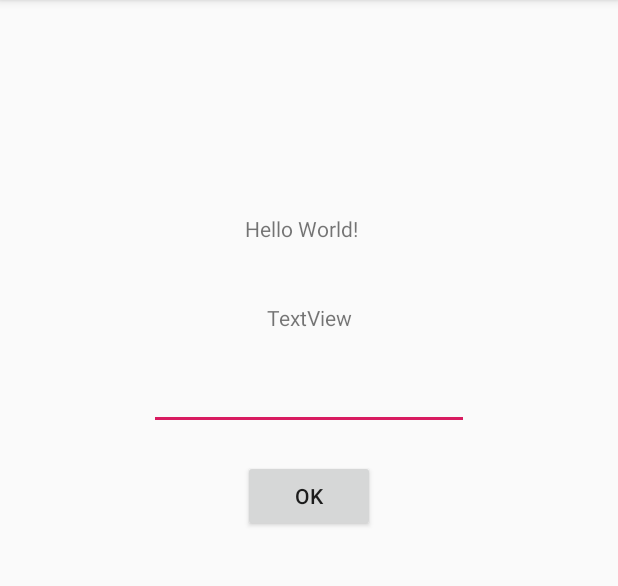
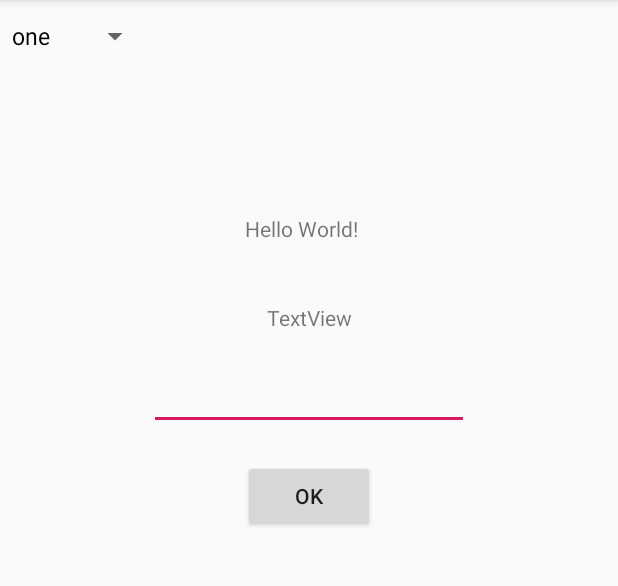
Before and after one commit to doraemon9001/AndroidPractice, an Android app: the screen it shows after launch (MainActivity), on a phone screen of 412 x 824 dp, the part 84-670 px from its top. Run offline under Robolectric (Android 15) with nearby library versions, the phone set to English and light mode, and no system bars.

Commit message:
1. spinner 使用方式(搭配ArrayAdapter)

```diff
--- a/app/src/main/java/com/lance/guess/MainActivity.kt
+++ b/app/src/main/java/com/lance/guess/MainActivity.kt
@@ -3,6 +3,9 @@ package com.lance.guess
 import android.app.Activity
 import android.content.Intent
 import android.os.Bundle
+import android.view.View
+import android.widget.AdapterView
+import android.widget.ArrayAdapter
 import android.widget.Toast
 import androidx.appcompat.app.AlertDialog
 import androidx.appcompat.app.AppCompatActivity
@@ -30,6 +33,24 @@ class MainActivity : AppCompatActivity() {
 
             replay(inputNumber)
         }
+
+        spinner.adapter = ArrayAdapter<String>(
+            this,
+            android.R.layout.simple_spinner_dropdown_item,
+            arrayOf("one", "two", "three")
+        )
+
+        spinner.onItemSelectedListener = object : AdapterView.OnItemSelectedListener {
+            override fun onNothingSelected(parent: AdapterView<*>?) {
+                TODO("not implemented") //To change body of created functions use File | Settings | File Templates.
+            }
+
+
+            override fun onItemSelected(parent: AdapterView<*>?, view: View?, position: Int, id: Long) {
+                Toast.makeText(this@MainActivity, arrayOf("one", "two", "three")[position], Toast.LENGTH_SHORT)
+                    .show()
+            }
+        }
     }
 
     private fun replay(inputNumber: String) {
@@ -48,7 +69,7 @@ class MainActivity : AppCompatActivity() {
     }
 
     override fun onActivityResult(requestCode: Int, resultCode: Int, data: Intent?) {
-        if(requestCode == REQUEST_RESULT && resultCode == Activity.RESULT_OK) {
+        if (requestCode == REQUEST_RESULT && resultCode == Activity.RESULT_OK) {
             replay("${data?.getStringExtra("RESULT_TEXT")}")
         }
     }
--- a/app/src/main/res/layout/activity_main.xml
+++ b/app/src/main/res/layout/activity_main.xml
@@ -41,5 +41,9 @@
             app:layout_constraintStart_toStartOf="parent"
             app:layout_constraintEnd_toEndOf="parent"
             android:layout_marginTop="20dp" app:layout_constraintTop_toBottomOf="@+id/txtShow"/>
+    <Spinner
+            android:layout_width="wrap_content"
+            android:layout_height="wrap_content" tools:layout_editor_absoluteY="16dp"
+            tools:layout_editor_absoluteX="8dp" android:id="@+id/spinner"/>
 
 </androidx.constraintlayout.widget.ConstraintLayout>
```
